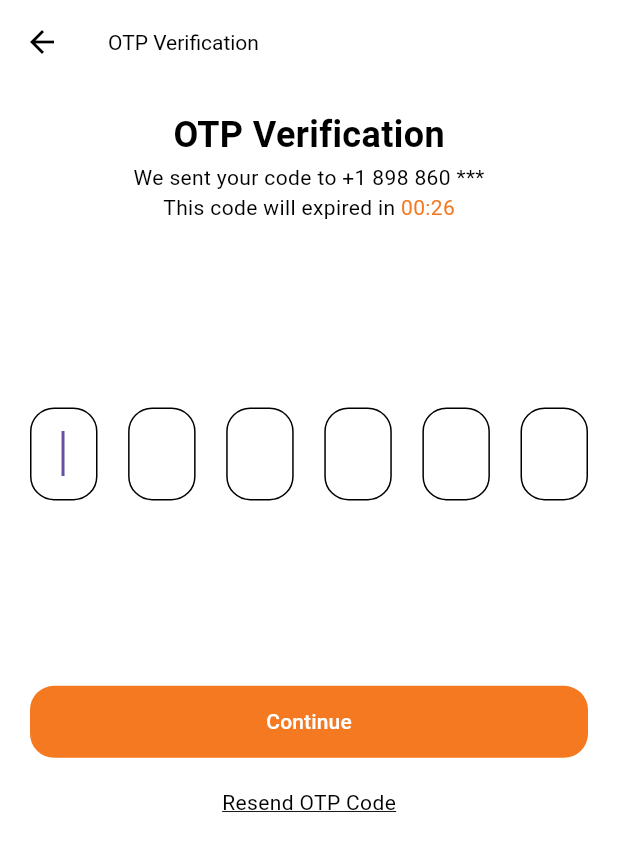
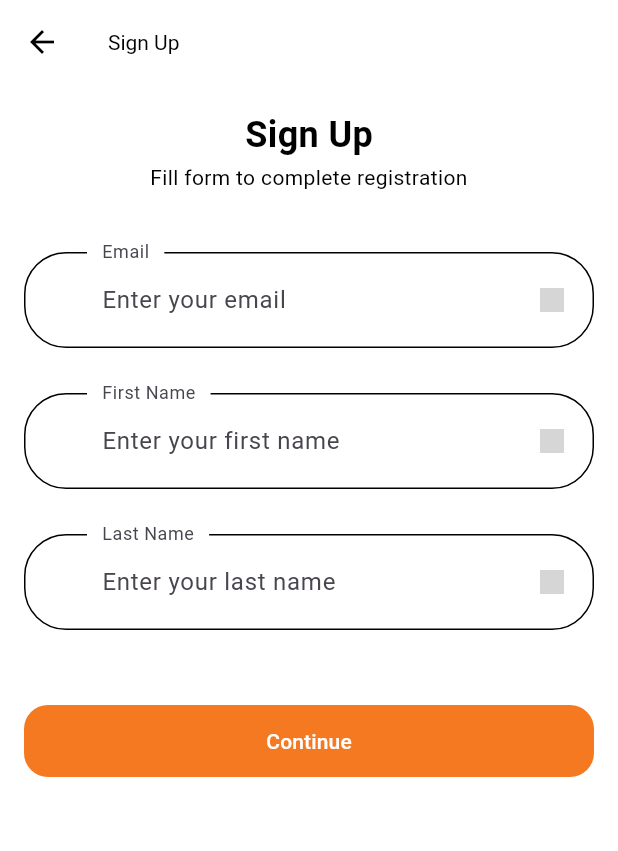
Before and after one commit to vijay010498/ride-off-smart-ride-app-flutter, a Flutter app: the OtpScreen screen opened by its route, after a tap on "Continue", on a phone screen of 412 x 824 dp. Shown: the top 851 px of the screen. Run offline on Flutter 3.47's test engine with Material 3 defaults, Android fonts, the light colour scheme and no system bars; our stand-ins replace flutter_svg; Roboto replaces fonts that are missing (Muli); statements that could not run were skipped; grey boxes are pictures that could not be loaded.

Commit message:
created signup screen and form

```diff
--- a/lib/constants.dart
+++ b/lib/constants.dart
@@ -29,6 +29,10 @@ const String invalidEmailError = "Invalid email address";
 const String nameNullError = "Please Enter your name";
 const String phoneNumberNullError = "Please Enter your phone number";
 const String addressNullError = "Please Enter your address";
+//Signup Error
+const String firstNameNullError = "Please enter your first name";
+const String lastNameNullError = "Please enter your last name";
+
 
 final otpInputDecoration = InputDecoration(
   contentPadding: const EdgeInsets.symmetric(vertical: 16),
--- a/lib/routes.dart
+++ b/lib/routes.dart
@@ -1,13 +1,15 @@
-import 'dart:js';
+//import 'dart:js';
 
 import 'package:flutter/cupertino.dart';
 import 'package:ride_off_smart_ride_app_flutter/screens/otp/components/otp_form.dart';
 import 'package:ride_off_smart_ride_app_flutter/screens/otp/otp_screen.dart';
 import 'package:ride_off_smart_ride_app_flutter/screens/otp_phone_number/otp_phone_number_screen.dart';
 import 'screens/splash/splash_screen.dart';
+import 'screens/signup/signup_screen.dart';
 
 final Map<String, WidgetBuilder> routes = {
   SplashScreen.routeName: (context) => const SplashScreen(),
   OtpScreen.routeName: (context) => const OtpScreen(),
-  OtpPhoneNumberScreen.routeName: (context) => const OtpPhoneNumberScreen()
+  OtpPhoneNumberScreen.routeName: (context) => const OtpPhoneNumberScreen(),
+  SignUpScreen.routeName: (context) => const SignUpScreen()
 };
--- a/lib/screens/otp/components/otp_form.dart
+++ b/lib/screens/otp/components/otp_form.dart
@@ -1,5 +1,6 @@
 import 'package:flutter/material.dart';
 
+import 'package:ride_off_smart_ride_app_flutter/screens/signup/signup_screen.dart';
 import '../../../constants.dart';
 import '../../../theme.dart';
 
@@ -137,7 +138,9 @@ class _OtpFormState extends State<OtpForm> {
           ),
           SizedBox(height: MediaQuery.of(context).size.height * 0.15),
           ElevatedButton(
-            onPressed: () {},
+            onPressed: () {
+              Navigator.pushNamed(context, SignUpScreen.routeName);
+            },
             child: const Text("Continue"),
           ),
         ],
--- a/lib/screens/otp/otp_screen.dart
+++ b/lib/screens/otp/otp_screen.dart
@@ -2,6 +2,7 @@ import 'package:flutter/material.dart';
 import '../../../constants.dart';
 import '../../../theme.dart';
 import 'components/otp_form.dart';
+
 
 class OtpScreen extends StatelessWidget {
   static String routeName = "/otp";
--- a/lib/screens/otp_phone_number/otp_phone_number_screen.dart
+++ b/lib/screens/otp_phone_number/otp_phone_number_screen.dart
@@ -31,7 +31,7 @@ class OtpPhoneNumberScreen extends StatelessWidget {
                   const OtpPhoneNumberForm(),
                   const SizedBox(height: 30),
                   Text(
-                    "By continuing your confirm that you agree \nwith our Terms and Conditions",
+                    "By continuing, you confirm that you agree \nwith our Terms and Conditions",
                     textAlign: TextAlign.center,
                     style: Theme.of(context).textTheme.bodySmall,
                   ),
--- /dev/null
+++ b/lib/screens/signup/signup_form.dart
@@ -0,0 +1,125 @@
+import 'package:flutter/material.dart';
+import '../../../components/custom_suffix_icon.dart';
+import '../../../components/form_error.dart';
+import '../../../constants.dart';
+
+class SignUpForm extends StatefulWidget {
+  const SignUpForm({Key? key}) : super(key: key);
+
+  @override
+  _SignUpFormState createState() => _SignUpFormState();
+}
+
+class _SignUpFormState extends State<SignUpForm> {
+  final _formKey = GlobalKey<FormState>();
+
+  final List<String?> errors = [];
+  String? email;
+  String? firstName;
+  String? lastName;
+
+  void addError({String? error}) {
+    if (!errors.contains(error)) {
+      setState(() {
+        errors.add(error);
+      });
+    }
+  }
+
+  void removeError({String? error}) {
+    if (errors.contains(error)) {
+      setState(() {
+        errors.remove(error);
+      });
+    }
+  }
+
+  @override
+  Widget build(BuildContext context) {
+    return Form(
+      key: _formKey,
+      child: Column(
+        children: [
+          TextFormField(
+            keyboardType: TextInputType.emailAddress,
+            onSaved: (newValue) => email = newValue,
+            onChanged: (value) {
+              if (value.isNotEmpty) {
+                removeError(error: emailNullError);
+              }
+              return;
+            },
+            validator: (value) {
+              if (value!.isEmpty) {
+                addError(error: emailNullError);
+                return "";
+              }
+              return null;
+            },
+            decoration: const InputDecoration(
+              labelText: "Email",
+              hintText: "Enter your email",
+              floatingLabelBehavior: FloatingLabelBehavior.always,
+              suffixIcon: CustomSuffixIcon(svgIcon: "assets/icons/Mail.svg"),
+            ),
+          ),
+          const SizedBox(height: 30),
+          TextFormField(
+            onSaved: (newValue) => firstName = newValue,
+            onChanged: (value) {
+              if (value.isNotEmpty) {
+                removeError(error: firstNameNullError);
+              }
+              return;
+            },
+            validator: (value) {
+              if (value!.isEmpty) {
+                addError(error: firstNameNullError);
+                return "";
+              }
+              return null;
+            },
+            decoration: const InputDecoration(
+              labelText: "First Name",
+              hintText: "Enter your first name",
+              floatingLabelBehavior: FloatingLabelBehavior.always,
+              suffixIcon: CustomSuffixIcon(svgIcon: "assets/icons/User.svg"),
+            ),
+          ),
+          const SizedBox(height: 30),
+          TextFormField(
+            onSaved: (newValue) => lastName = newValue,
+            onChanged: (value) {
+              if (value.isNotEmpty) {
+                removeError(error: lastNameNullError);
+              }
+              return;
+            },
+            validator: (value) {
+              if (value!.isEmpty) {
+                addError(error: lastNameNullError);
+                return "";
+              }
+              return null;
+            },
+            decoration: const InputDecoration(
+              labelText: "Last Name",
+              hintText: "Enter your last name",
+              floatingLabelBehavior: FloatingLabelBehavior.always,
+              suffixIcon: CustomSuffixIcon(svgIcon: "assets/icons/User.svg"),
+            ),
+          ),
+          const SizedBox(height: 50),
+          ElevatedButton(
+            onPressed: () {
+              if (_formKey.currentState!.validate()) {
+                // Add the logic to proceed after validation
+              }
+            },
+            child: const Text("Continue"),
+          ),
+        ],
+      ),
+    );
+  }
+}
--- /dev/null
+++ b/lib/screens/signup/signup_screen.dart
@@ -0,0 +1,39 @@
+import 'package:flutter/material.dart';
+import 'package:ride_off_smart_ride_app_flutter/constants.dart';
+import 'signup_form.dart';
+
+class SignUpScreen extends StatelessWidget {
+  static String routeName = "/signup_screen";
+
+  const SignUpScreen({super.key});
+
+  @override
+  Widget build(BuildContext context) {
+    return Scaffold(
+      appBar: AppBar(
+        //button to go back
+        leading: IconButton(
+          icon: const Icon(Icons.arrow_back),
+          onPressed: () {
+            Navigator.pop(context);
+          },
+        ),
+        title: const Text("Sign Up"),
+      ),
+      body: const Padding(
+        padding: EdgeInsets.all(16),
+        child: SingleChildScrollView(
+          child: Column(
+            children: [
+              Text("Sign Up", style: headingStyle),
+              Text("Fill form to complete registration", textAlign: TextAlign.center),
+              SizedBox(height: 30),
+              SizedBox(height: 10),
+              SignUpForm(),
+            ],
+          ),
+        ),
+      ),
+    );
+  }
+}
```
